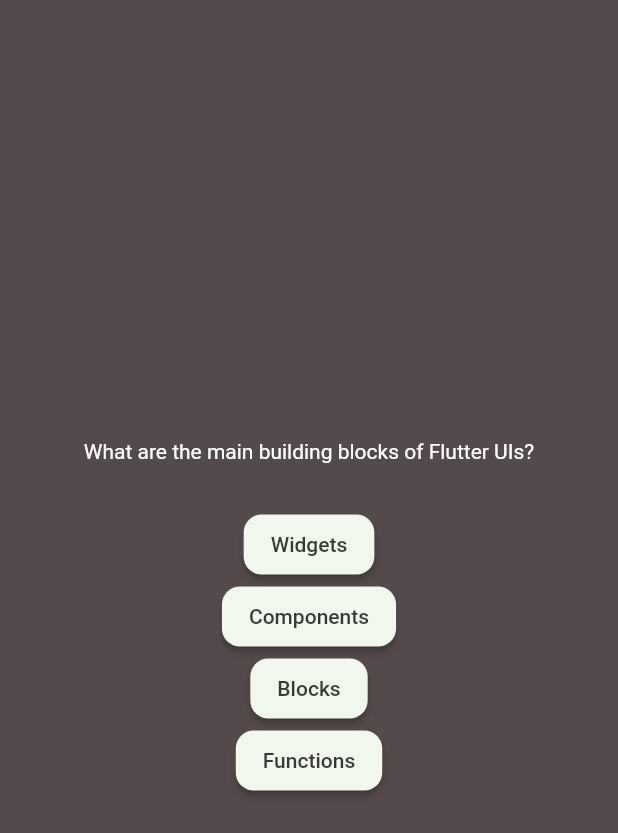
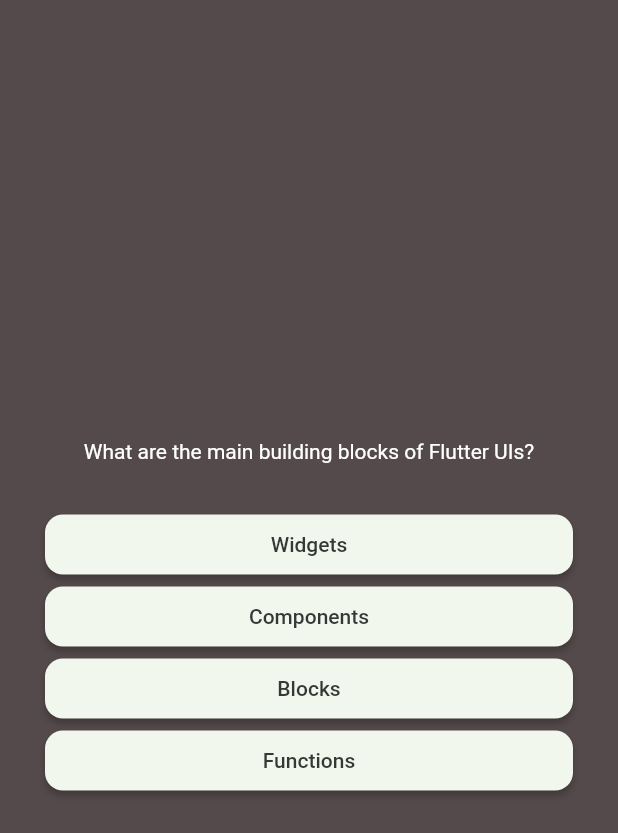
Before and after one commit to JoaoVitorLima242/quiz_game, a Flutter app: the screen it shows after launch, after a tap on "Start Quiz", on a phone screen of 412 x 824 dp. Shown: the top 833 px of the screen. Run offline on Flutter 3.47's test engine with Material 2 defaults, Android fonts, the phone set to English and light mode, and no system bars.

Commit message:
make the buttons be full width

```diff
--- a/lib/answer_button.dart
+++ b/lib/answer_button.dart
@@ -15,7 +15,9 @@ class AnswerButton extends StatelessWidget {
 
   @override
   Widget build(BuildContext context) {
-    return ElevatedButton(
+    return SizedBox(
+      width: double.infinity,
+      child: ElevatedButton(
         onPressed: onPress,
         style: ElevatedButton.styleFrom(
           padding: const EdgeInsets.symmetric(
@@ -29,6 +31,7 @@ class AnswerButton extends StatelessWidget {
           ),
         ),
         child: Text(answerText),
+      ),
     );
   }
 }
--- a/lib/questions_screen.dart
+++ b/lib/questions_screen.dart
@@ -18,6 +18,8 @@ class _QuestionsScreenState extends State<QuestionsScreen> {
 
     return SizedBox(
       width: double.infinity,
+      child: Padding(
+        padding: const EdgeInsets.symmetric(horizontal: 30),
         child: Column(
           mainAxisAlignment: MainAxisAlignment.center,
           children: [
@@ -36,6 +38,7 @@ class _QuestionsScreenState extends State<QuestionsScreen> {
             )
           ],
         ),
+      ),
     );
   }
 }
```
Lines whose indentation alone changed are shown as unchanged.
